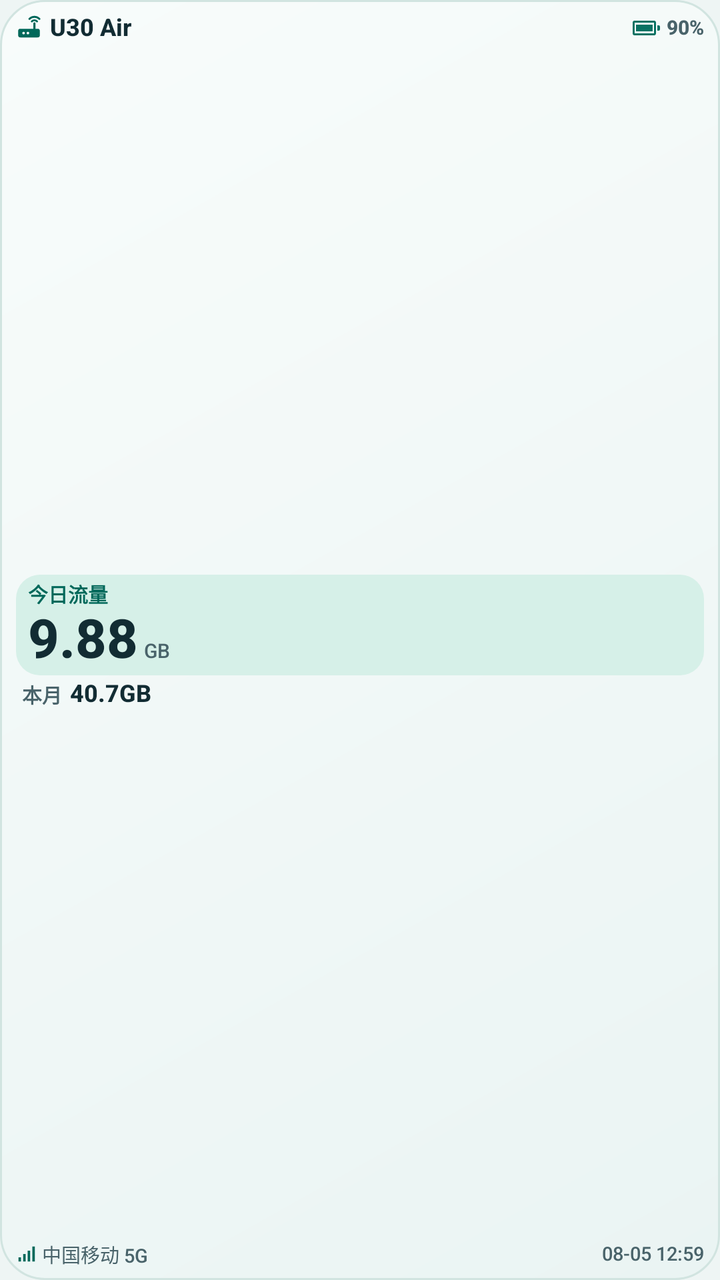
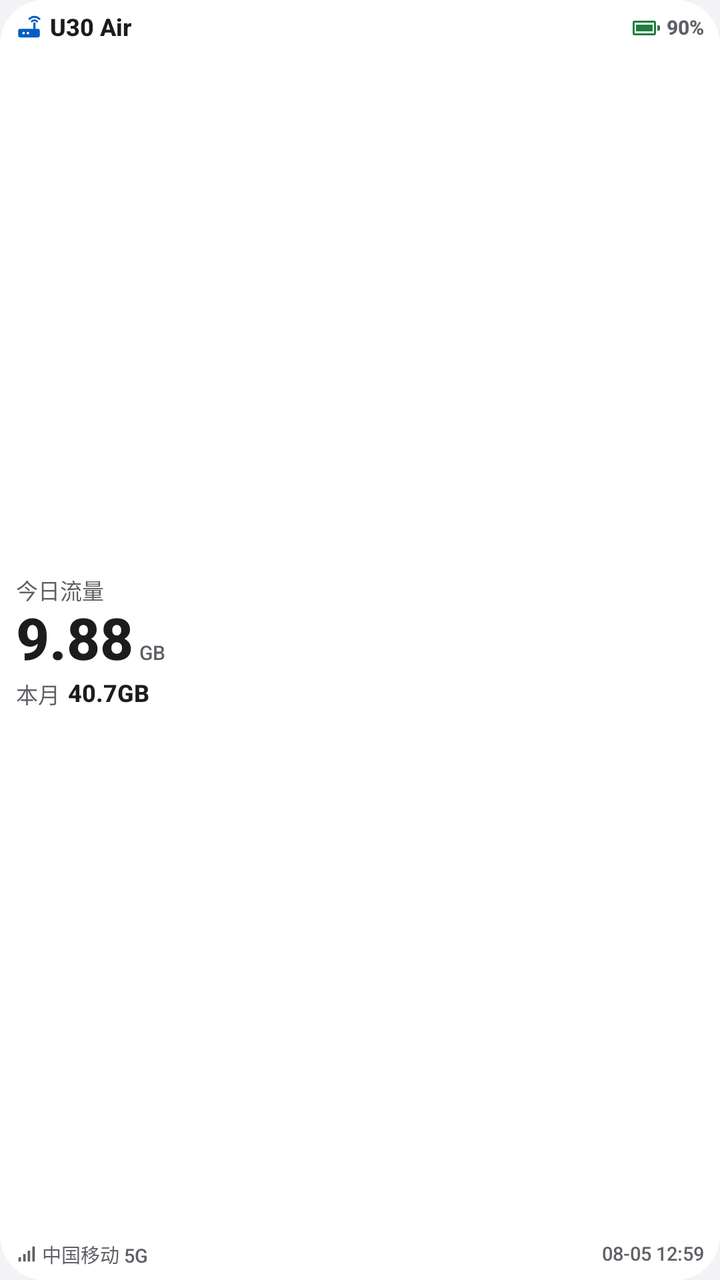

The first picture is an Android layout as it rendered before a commit; the second is the same layout after the commit. The layout source and the unified diff follow.
<!-- AndroidManifest.xml: application theme AppTheme -->
<!-- res/layout/widget_small_preview.xml -->
<?xml version="1.0" encoding="utf-8"?>
<LinearLayout xmlns:android="http://schemas.android.com/apk/res/android"
    android:id="@+id/root"
    android:layout_width="match_parent" android:layout_height="match_parent"
    android:orientation="vertical" android:gravity="center_vertical"
    android:background="@drawable/widget_bg"
    android:paddingStart="8dp" android:paddingEnd="8dp" android:paddingTop="6dp" android:paddingBottom="6dp">
    <LinearLayout android:id="@+id/top_bar" android:layout_width="match_parent" android:layout_height="wrap_content"
        android:orientation="horizontal" android:gravity="center_vertical">
        <ImageView android:layout_width="13dp" android:layout_height="13dp" android:src="@drawable/ic_router" android:tint="@color/accent" />
        <TextView android:id="@+id/model" style="@style/W.Title" android:layout_width="0dp" android:layout_weight="1"
            android:layout_height="wrap_content" android:layout_marginStart="4dp" android:maxLines="1" android:ellipsize="end"
            android:text="U30 Air"/>
        <ImageView android:id="@+id/bat_icon" android:layout_width="16dp" android:layout_height="16dp" android:src="@drawable/ic_bat_100"
            android:tint="@color/c_wifi"/>
        <TextView android:id="@+id/battery" style="@style/W.Small" android:layout_width="wrap_content" android:layout_height="wrap_content" android:text="90%" android:layout_marginStart="2dp" android:textStyle="bold"/>
    </LinearLayout>
    <FrameLayout android:layout_width="match_parent" android:layout_height="0dp" android:layout_weight="1"/>
    <LinearLayout android:layout_width="match_parent" android:layout_height="wrap_content" android:orientation="vertical"
        android:background="@drawable/traffic_daily_bg" android:paddingStart="6dp" android:paddingEnd="6dp"
        android:paddingTop="2dp" android:paddingBottom="2dp">
        <TextView style="@style/W.Label" android:layout_width="wrap_content" android:layout_height="wrap_content" android:text="今日流量"/>
            <LinearLayout android:layout_width="wrap_content" android:layout_height="wrap_content"
                android:orientation="horizontal" android:baselineAligned="true">
                <TextView android:id="@+id/daily_value" style="@style/W.BigSmall" android:layout_width="wrap_content"
                    android:layout_height="wrap_content" android:layout_weight="1" android:maxLines="1" android:ellipsize="end"
                    android:autoSizeTextType="uniform" android:autoSizeMinTextSize="12sp"
                    android:autoSizeStepGranularity="1sp" android:text="9.88"/>
                <TextView android:id="@+id/daily_unit" style="@style/W.Unit" android:layout_width="wrap_content" android:layout_height="wrap_content" android:text="GB" android:layout_marginStart="3dp"/>
            </LinearLayout>
    </LinearLayout>
    <LinearLayout android:layout_width="wrap_content" android:layout_height="wrap_content" android:orientation="horizontal"
        android:gravity="center_vertical" android:layout_marginTop="2dp" android:paddingStart="3dp">
        <TextView style="@style/W.LabelMuted" android:layout_width="wrap_content" android:layout_height="wrap_content" android:text="本月"/>
        <TextView android:id="@+id/monthly" style="@style/W.Title" android:layout_width="wrap_content" android:layout_height="wrap_content" android:text="40.7GB" android:layout_marginStart="4dp" android:maxLines="1" android:ellipsize="end"/>
    </LinearLayout>
    <FrameLayout android:layout_width="match_parent" android:layout_height="0dp" android:layout_weight="1"/>
    <LinearLayout android:layout_width="match_parent" android:layout_height="wrap_content"
        android:orientation="horizontal" android:gravity="center_vertical">
        <ImageView android:layout_width="10dp" android:layout_height="10dp" android:src="@drawable/ic_signal" android:tint="@color/signal" />
        <TextView android:id="@+id/net" style="@style/W.Foot" android:layout_width="0dp" android:layout_weight="1"
            android:layout_height="wrap_content" android:layout_marginStart="3dp" android:maxLines="1" android:ellipsize="end"
            android:text="中国移动 5G"/>
        <TextView android:id="@+id/error_text" style="@style/W.Foot" android:layout_width="0dp" android:layout_weight="1"
            android:layout_height="wrap_content" android:layout_marginStart="3dp" android:maxLines="1" android:ellipsize="end"
            android:textColor="@color/error" android:visibility="gone"/>
        <TextView android:id="@+id/update_time" style="@style/W.Foot" android:layout_width="wrap_content" android:layout_height="wrap_content" android:text="08-05 12:59" android:layout_marginStart="4dp"/>
    </LinearLayout>
</LinearLayout>
<!-- resources referenced by this layout -->
<resources>
  <color name="accent">#FF00685A</color>
  <color name="c_wifi">#FF087263</color>
  <color name="error">#FFB23130</color>
  <color name="signal">#FF00685A</color>
  <!-- drawable ic_bat_100 (drawable) -->
  <?xml version="1.0" encoding="utf-8"?>
  <vector xmlns:android="http://schemas.android.com/apk/res/android"
      android:width="24dp" android:height="24dp"
      android:viewportWidth="24" android:viewportHeight="24">
      <path android:fillColor="#FF000000" android:fillType="evenOdd" android:pathData="M3,6.5h14.5a1.5,1.5 0 0 1 1.5,1.5v8a1.5,1.5 0 0 1 -1.5,1.5H3a1.5,1.5 0 0 1 -1.5,-1.5V8a1.5,1.5 0 0 1 1.5,-1.5z M3,8v8h14.5V8z"/>
      <path android:fillColor="#FF000000" android:pathData="M20,10h1a1,1 0 0 1 1,1v2a1,1 0 0 1 -1,1h-1z"/>
      <path android:fillColor="#FF000000" android:pathData="M4,9.5h12.5v5H4z"/>
  </vector>
  <!-- drawable ic_signal (drawable) -->
  <?xml version="1.0" encoding="utf-8"?>
  <vector xmlns:android="http://schemas.android.com/apk/res/android"
      android:width="24dp" android:height="24dp"
      android:viewportWidth="24" android:viewportHeight="24">
      <path android:fillColor="#FF000000" android:pathData="M3,16h3v5H3z M8.5,12h3v9h-3z M14,8h3v13h-3z M19.5,3h3v18h-3z"/>
  </vector>
  <!-- drawable traffic_daily_bg (drawable) -->
  <?xml version="1.0" encoding="utf-8"?>
  <shape xmlns:android="http://schemas.android.com/apk/res/android" android:shape="rectangle">
      <solid android:color="@color/traffic_daily"/>
      <corners android:radius="12dp"/>
  </shape>
  <!-- drawable widget_bg (drawable) -->
  <?xml version="1.0" encoding="utf-8"?>
  <shape xmlns:android="http://schemas.android.com/apk/res/android" android:shape="rectangle">
      <gradient android:startColor="@color/widget_bg" android:endColor="@color/widget_edge" android:angle="315"/>
      <stroke android:width="1dp" android:color="@color/divider"/>
      <corners android:radius="22dp"/>
  </shape>
  <style name="W.BigSmall" parent="W.Big">
          <item name="android:textSize">27sp</item>
          <item name="android:autoSizeMaxTextSize">27sp</item>
      </style>
  <style name="W.Foot">
          <item name="android:textSize">9.5sp</item>
          <item name="android:textColor">@color/secondary</item>
      </style>
  <style name="W.Label">
          <item name="android:textSize">10sp</item>
          <item name="android:textStyle">bold</item>
          <item name="android:textColor">@color/accent</item>
      </style>
  <style name="W.LabelMuted" parent="W.Label">
          <item name="android:textColor">@color/secondary</item>
      </style>
  <style name="W.Small">
          <item name="android:textSize">10sp</item>
          <item name="android:textColor">@color/secondary</item>
      </style>
  <style name="W.Title">
          <item name="android:textSize">12sp</item>
          <item name="android:textStyle">bold</item>
      </style>
  <style name="W.Unit">
          <item name="android:textSize">10sp</item>
          <item name="android:textColor">@color/secondary</item>
      </style>
  <style name="AppTheme" parent="@android:style/Theme.Material.Light.NoActionBar">
          <item name="android:colorAccent">@color/accent</item>
          <item name="android:windowBackground">@color/screen_bg</item>
          <item name="android:statusBarColor">@color/screen_bg</item>
          <item name="android:navigationBarColor">@color/screen_bg</item>
          <item name="android:windowLightStatusBar">true</item>
          <item name="android:windowLightNavigationBar">true</item>
      </style>
  <color name="traffic_daily">#FFD6F0E8</color>
  <color name="widget_bg">#FFF8FCFB</color>
  <color name="widget_edge">#FFEAF4F3</color>
  <color name="divider">#FFD1E4E0</color>
  <style name="W.Big">
          <item name="android:textSize">24sp</item>
          <item name="android:autoSizeMaxTextSize">24sp</item>
          <item name="android:fontFeatureSettings">tnum</item>
          <item name="android:textStyle">bold</item>
      </style>
  <color name="secondary">#FF49636A</color>
  <color name="screen_bg">#FFEEF5F4</color>
  <!-- unchanged entries left out for length: 1 -->
</resources>

<!-- the commit's change to res/layout/widget_small_preview.xml (unified diff, before → after) -->
@@ -12,13 +12,11 @@
             android:layout_height="wrap_content" android:layout_marginStart="4dp" android:maxLines="1" android:ellipsize="end"
             android:text="U30 Air"/>
         <ImageView android:id="@+id/bat_icon" android:layout_width="16dp" android:layout_height="16dp" android:src="@drawable/ic_bat_100"
-            android:tint="@color/c_wifi"/>
+            android:tint="@color/success"/>
         <TextView android:id="@+id/battery" style="@style/W.Small" android:layout_width="wrap_content" android:layout_height="wrap_content" android:text="90%" android:layout_marginStart="2dp" android:textStyle="bold"/>
     </LinearLayout>
     <FrameLayout android:layout_width="match_parent" android:layout_height="0dp" android:layout_weight="1"/>
-    <LinearLayout android:layout_width="match_parent" android:layout_height="wrap_content" android:orientation="vertical"
-        android:background="@drawable/traffic_daily_bg" android:paddingStart="6dp" android:paddingEnd="6dp"
-        android:paddingTop="2dp" android:paddingBottom="2dp">
+    <LinearLayout android:layout_width="match_parent" android:layout_height="wrap_content" android:orientation="vertical">
         <TextView style="@style/W.Label" android:layout_width="wrap_content" android:layout_height="wrap_content" android:text="今日流量"/>
             <LinearLayout android:layout_width="wrap_content" android:layout_height="wrap_content"
                 android:orientation="horizontal" android:baselineAligned="true">
@@ -30,14 +28,14 @@
             </LinearLayout>
     </LinearLayout>
     <LinearLayout android:layout_width="wrap_content" android:layout_height="wrap_content" android:orientation="horizontal"
-        android:gravity="center_vertical" android:layout_marginTop="2dp" android:paddingStart="3dp">
-        <TextView style="@style/W.LabelMuted" android:layout_width="wrap_content" android:layout_height="wrap_content" android:text="本月"/>
+        android:gravity="center_vertical" android:layout_marginTop="2dp">
+        <TextView style="@style/W.Label" android:layout_width="wrap_content" android:layout_height="wrap_content" android:text="本月"/>
         <TextView android:id="@+id/monthly" style="@style/W.Title" android:layout_width="wrap_content" android:layout_height="wrap_content" android:text="40.7GB" android:layout_marginStart="4dp" android:maxLines="1" android:ellipsize="end"/>
     </LinearLayout>
     <FrameLayout android:layout_width="match_parent" android:layout_height="0dp" android:layout_weight="1"/>
     <LinearLayout android:layout_width="match_parent" android:layout_height="wrap_content"
         android:orientation="horizontal" android:gravity="center_vertical">
-        <ImageView android:layout_width="10dp" android:layout_height="10dp" android:src="@drawable/ic_signal" android:tint="@color/signal" />
+        <ImageView android:id="@+id/signal_icon" android:layout_width="10dp" android:layout_height="10dp" android:src="@drawable/ic_signal" android:tint="@color/secondary" />
         <TextView android:id="@+id/net" style="@style/W.Foot" android:layout_width="0dp" android:layout_weight="1"
             android:layout_height="wrap_content" android:layout_marginStart="3dp" android:maxLines="1" android:ellipsize="end"
             android:text="中国移动 5G"/>
<!-- resource entries referenced after the edit -->
@@ -1,9 +1,7 @@
 <!-- resources referenced by this layout -->
 <resources>
-  <color name="accent">#FF00685A</color>
-  <color name="c_wifi">#FF087263</color>
-  <color name="error">#FFB23130</color>
-  <color name="signal">#FF00685A</color>
+  <color name="accent">#005EC4</color>
+  <color name="error">#B32626</color>
   <!-- drawable ic_bat_100 (drawable) -->
   <?xml version="1.0" encoding="utf-8"?>
   <vector xmlns:android="http://schemas.android.com/apk/res/android"
@@ -20,33 +18,22 @@
       android:viewportWidth="24" android:viewportHeight="24">
       <path android:fillColor="#FF000000" android:pathData="M3,16h3v5H3z M8.5,12h3v9h-3z M14,8h3v13h-3z M19.5,3h3v18h-3z"/>
   </vector>
-  <!-- drawable traffic_daily_bg (drawable) -->
-  <?xml version="1.0" encoding="utf-8"?>
-  <shape xmlns:android="http://schemas.android.com/apk/res/android" android:shape="rectangle">
-      <solid android:color="@color/traffic_daily"/>
-      <corners android:radius="12dp"/>
-  </shape>
   <!-- drawable widget_bg (drawable) -->
   <?xml version="1.0" encoding="utf-8"?>
   <shape xmlns:android="http://schemas.android.com/apk/res/android" android:shape="rectangle">
-      <gradient android:startColor="@color/widget_bg" android:endColor="@color/widget_edge" android:angle="315"/>
-      <stroke android:width="1dp" android:color="@color/divider"/>
+      <solid android:color="@color/widget_bg"/>
       <corners android:radius="22dp"/>
   </shape>
   <style name="W.BigSmall" parent="W.Big">
-          <item name="android:textSize">27sp</item>
-          <item name="android:autoSizeMaxTextSize">27sp</item>
+          <item name="android:textSize">29sp</item>
+          <item name="android:autoSizeMaxTextSize">29sp</item>
       </style>
   <style name="W.Foot">
           <item name="android:textSize">9.5sp</item>
           <item name="android:textColor">@color/secondary</item>
       </style>
   <style name="W.Label">
-          <item name="android:textSize">10sp</item>
-          <item name="android:textStyle">bold</item>
-          <item name="android:textColor">@color/accent</item>
-      </style>
-  <style name="W.LabelMuted" parent="W.Label">
+          <item name="android:textSize">11sp</item>
           <item name="android:textColor">@color/secondary</item>
       </style>
   <style name="W.Small">
@@ -69,18 +56,16 @@
           <item name="android:windowLightStatusBar">true</item>
           <item name="android:windowLightNavigationBar">true</item>
       </style>
-  <color name="traffic_daily">#FFD6F0E8</color>
-  <color name="widget_bg">#FFF8FCFB</color>
-  <color name="widget_edge">#FFEAF4F3</color>
-  <color name="divider">#FFD1E4E0</color>
+  <color name="widget_bg">#FFFFFF</color>
   <style name="W.Big">
-          <item name="android:textSize">24sp</item>
-          <item name="android:autoSizeMaxTextSize">24sp</item>
+          <item name="android:textSize">28sp</item>
+          <item name="android:autoSizeMaxTextSize">28sp</item>
           <item name="android:fontFeatureSettings">tnum</item>
           <item name="android:textStyle">bold</item>
       </style>
-  <color name="secondary">#FF49636A</color>
-  <color name="screen_bg">#FFEEF5F4</color>
+  <color name="secondary">#5F5F66</color>
+  <color name="success">#217D40</color>
+  <color name="screen_bg">#F2F2F7</color>
   <!-- unchanged entries left out for length: 1 -->
 </resources>
 
